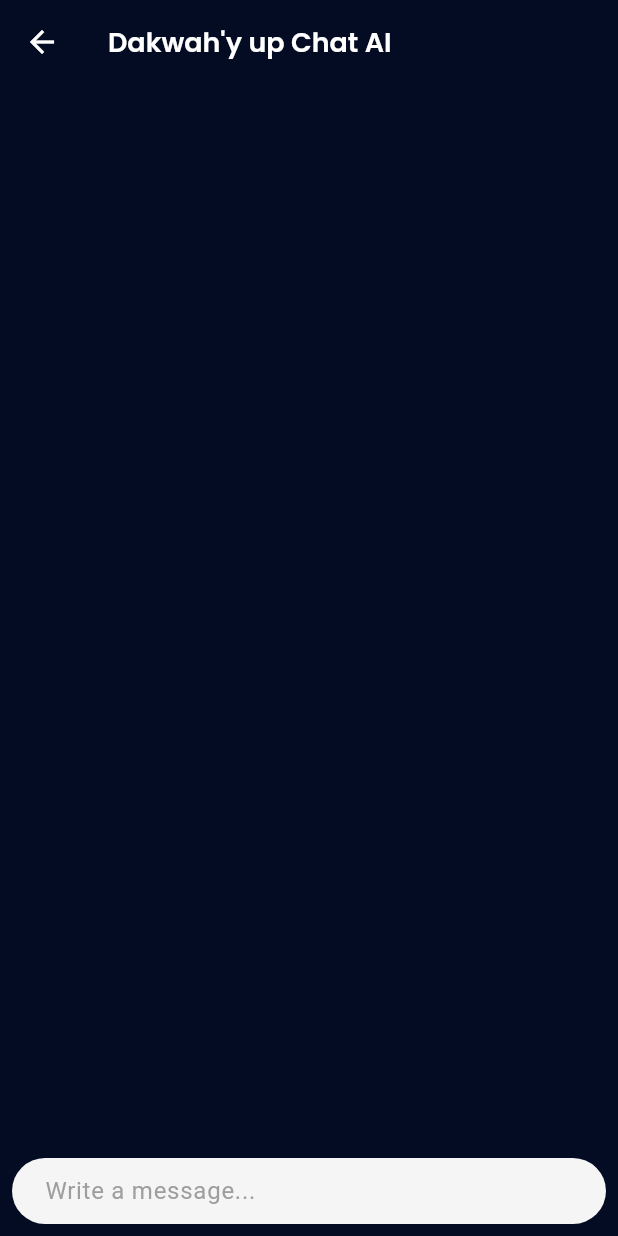
After one commit to Albaaaaaa/Dakwah-y-up-, a Flutter app: the ChatAi screen opened directly, on a phone screen of 412 x 824 dp. The commit adds this screen. Run offline on Flutter 3.47's test engine with Material 3 defaults, Android fonts, the phone set to English and light mode, and no system bars; drawn by our look-alikes of dash_chat_2; our stand-ins replace dio, flutter_svg, google_fonts.

Commit message:
patch update 7.0 (Perbaikan Bug & Melengkapi Fitur)

```diff
--- /dev/null
+++ b/lib/layar_chat_ai/chat_ai.dart
@@ -0,0 +1,83 @@
+import 'package:dakwah_y_up/bahan.dart';
+import 'package:flutter/material.dart';
+import 'dart:convert';
+import 'package:dash_chat_2/dash_chat_2.dart';
+import 'package:google_fonts/google_fonts.dart';
+import 'package:http/http.dart' as http;
+
+class ChatAi extends StatefulWidget {
+  const ChatAi({Key? key}) : super(key: key);
+
+  @override
+  State<ChatAi> createState() => _ChatBotState();
+}
+
+class _ChatBotState extends State<ChatAi> {
+  ChatUser muself = ChatUser(id: "1", firstName: "Dakwah'y up");
+  ChatUser bot = ChatUser(id: "2", firstName: "DakwahChatAI");
+  List<ChatMessage> allMassages = [];
+  List<ChatUser> typing = [];
+
+  final ourUrl =
+      "https://generativelanguage.googleapis.com/v1beta/models/gemini-pro:generateContent?key=AIzaSyB7ZUimMsvodGCKs4ZZNcD9CAVKFi95A8A"; // Ganti YOUR_API_KEY dengan kunci API Anda
+  final header = {'Content-Type': 'application/json'};
+
+  getData(ChatMessage m) async {
+    typing.add(bot);
+    allMassages.insert(0, m);
+    setState(() {});
+
+    var data = {"contents": [{"parts": [{"text": m.text}]}]};
+
+    await http.post(Uri.parse(ourUrl), headers: header, body: jsonEncode(data)).then(
+      (value) {
+        if (value.statusCode == 200) {
+          var result = jsonDecode(value.body);
+          print(result["candidates"][0]["content"]["parts"][0]["text"]);
+          ChatMessage m1 = ChatMessage(
+            user: bot,
+            createdAt: DateTime.now(),
+            text: result["candidates"][0]["content"]["parts"][0]["text"],
+          );
+          allMassages.insert(0, m1);
+        } else {
+          print("Error occurred");
+        }
+      },
+    ).catchError((e) {});
+    typing.remove(bot);
+    setState(() {});
+  }
+
+  @override
+  Widget build(BuildContext context) {
+    return Scaffold(
+      backgroundColor: latarbelakang, // Ubah latar belakang menjadi hitam
+      appBar: AppBar(
+        title: Text("Dakwah'y up Chat AI", style: GoogleFonts.poppins(color: Colors.white, fontWeight: FontWeight.w600, fontSize: 18),), // Ubah warna teks menjadi hitam
+        // Tambahkan tombol kembali di sini
+        leading: IconButton(
+          icon: Icon(Icons.arrow_back, color: Colors.white,),
+          color: latarbelakang, // Ubah warna tombol menjadi hitam
+          onPressed: () {
+            Navigator.of(context).pop();
+          },
+        ),
+        backgroundColor: latarbelakang, // Ubah warna latar belakang AppBar sesuai kebutuhan
+      ),
+      body: DashChat(
+        messageOptions: MessageOptions(
+          showTime: true,
+          textColor: Colors.white,
+          containerColor: Color.fromARGB(255, 63, 60, 60),
+        ),
+        typingUsers: typing,
+        currentUser: muself,
+        onSend: (ChatMessage m) {
+          getData(m);
+        },
+        messages: allMassages,
+      ),
+    );
+  }
+}
--- a/pubspec.yaml
+++ b/pubspec.yaml
@@ -33,6 +33,8 @@ dependencies:
   google_fonts: ^6.2.1
   flutter_svg: ^2.0.10+1
   dio: ^5.4.3+1
+  dash_chat_2: ^0.0.20  #ditambah ini juga
+  http: ^1.2.1 #ditambah ini juga
 
 
   # The following adds the Cupertino Icons font to your application.
```
Also changed, not shown: lib/layar_bacaan_sholat/bacaan_sholat.dart (added, +15 -0 lines), lib/layar_doa_sehari/doa.dart (added, +15 -0 lines), lib/layar_home/home.dart (+58 -48 lines), lib/layar_simpan/simpan.dart (added, +15 -0 lines), assets/svgs/tulisan_bismilah.svg, pubspec.lock, 6 other files.
